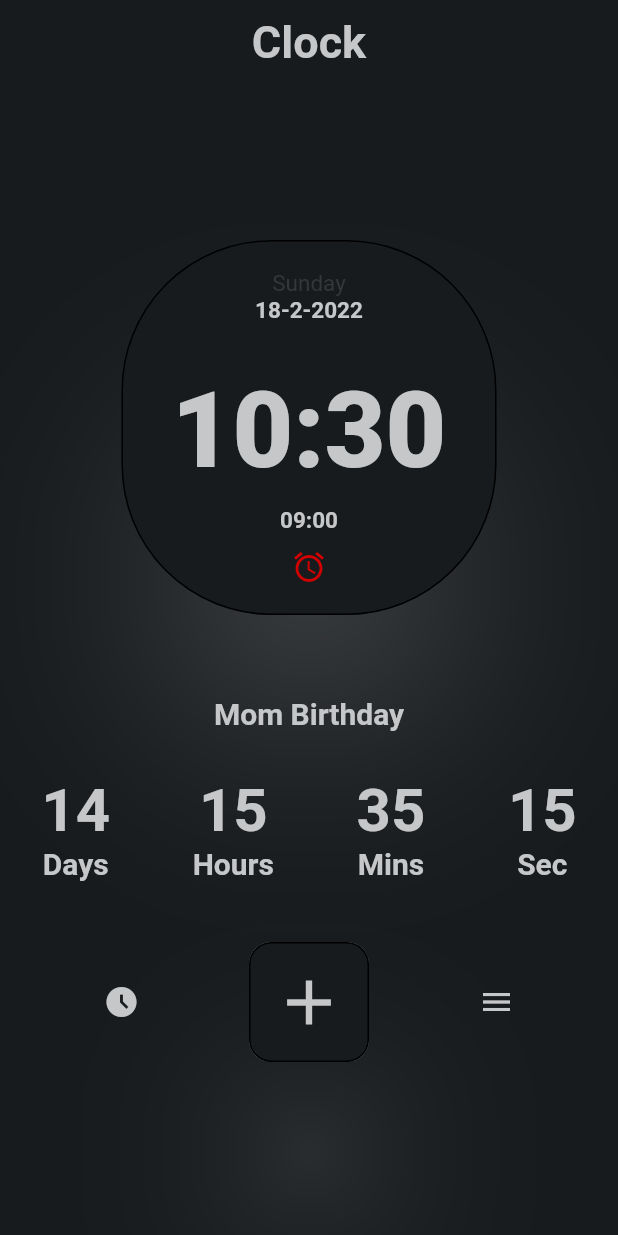
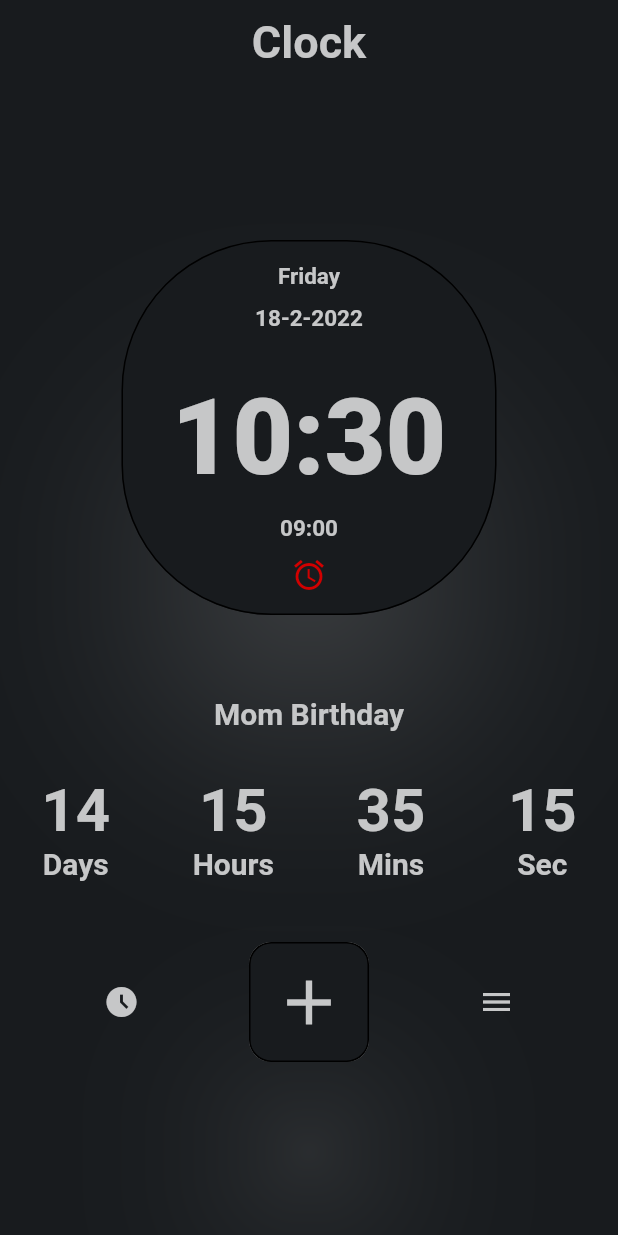
Before and after one commit to oqbahdx/alarm-and-timer-application, a Flutter app: the screen it shows after launch, on a phone screen of 412 x 824 dp. Run offline on Flutter 3.47's test engine with Material 2 defaults, Android fonts, the phone set to English and light mode, and no system bars; our stand-ins replace flutter_bloc, fluttertoast, sqflite; accounts and stored records are empty.

Commit message:
optimize the code

```diff
--- a/lib/screen/home.dart
+++ b/lib/screen/home.dart
@@ -24,6 +24,8 @@ class HomePage extends StatefulWidget {
 
 class _HomePageState extends State<HomePage> {
   DateTime now = DateTime.now();
+  var day;
+
   TextEditingController eventController = TextEditingController();
   final GlobalKey<ScaffoldState> _key = GlobalKey();
   bool _open = false;
@@ -31,9 +33,12 @@ class _HomePageState extends State<HomePage> {
   @override
   void initState() {
     super.initState();
+    day = DateFormat('EEEE').format(now);
     AppCubit.get(context).createDatabase();
-    AppCubit.get(context).timeString =  AppCubit.get(context).formatDateTime(DateTime.now());
-    Timer.periodic(const Duration(seconds: 1), (Timer t) =>  AppCubit.get(context).getTime());
+    AppCubit.get(context).timeString =
+        AppCubit.get(context).formatDateTime(DateTime.now());
+    Timer.periodic(const Duration(seconds: 1),
+        (Timer t) => AppCubit.get(context).getTime());
   }
 
   @override
@@ -69,6 +74,7 @@ class _HomePageState extends State<HomePage> {
                     height: 100,
                   ),
                   WatchContainer(
+                    dayText: day.toString(),
                     watchText: '${AppCubit.get(context).timeString}',
                     watchDate: '${now.day}-${now.month}-${now.year}',
                   ),
@@ -99,6 +105,7 @@ class _HomePageState extends State<HomePage> {
                           onTap: () {
                             Navigator.of(context).push(MaterialPageRoute(
                                 builder: (context) => const EventsPage()));
+                            bloc.getAllEvents();
                           },
                           child: Icon(
                             Icons.menu,
@@ -163,11 +170,10 @@ class _HomePageState extends State<HomePage> {
                               : Stack(
                                   children: [
                                     PickContainer(
-                                      text:
-                                          '${bloc.newDate?.day.toString()}'
+                                      text: '${bloc.newDate?.day.toString()}'
                                           '-${bloc.newDate?.month.toString()}'
                                           '-${bloc.newDate?.year.toString()}',
-                                      onTap: () { },
+                                      onTap: () {},
                                     ),
                                     DeleteIcon(
                                       onTap: () {
@@ -194,14 +200,31 @@ class _HomePageState extends State<HomePage> {
                   height: 0.0,
                 ),
           floatingActionButton: _open
+              ? bloc.newTime  == null
                   ? FloatingActionButton(
+                      backgroundColor: blackC,
                       onPressed: () {
-                    bloc.insetData(
+                        setState(() {
+                          _open = false;
+                        });
+                      },
+                      child: Icon(
+                        Icons.arrow_downward_sharp,
+                        size: 30,
+                        color: greyC,
+                      ),
+                    )
+                  : FloatingActionButton(
+                      onPressed: () {
+                        bloc
+                            .insetData(
                                 event: eventController.text.toString(),
-                        time: '${bloc.newTime?.format(context).toString()}',
+                                time:
+                                    '${bloc.newTime?.format(context).toString()}',
                                 date:
                                     '${bloc.newDate?.day}-${bloc.newDate?.month}-${bloc.newDate?.year}',
-                        status: true).then((value){
+                                status: true)
+                            .then((value) {
                           setState(() {
                             _open = false;
                             bloc.clearTime();
@@ -209,9 +232,7 @@ class _HomePageState extends State<HomePage> {
                             eventController.text = '';
                           });
                           AppCubit.get(context).getAllEvents();
-
                         });
-
                       },
                       backgroundColor: blackC,
                       child: Icon(
--- a/lib/widget/Containers_widget.dart
+++ b/lib/widget/Containers_widget.dart
@@ -57,9 +57,12 @@ class DeleteIcon extends StatelessWidget {
 }
 
 class WatchContainer extends StatelessWidget {
-  const WatchContainer({Key? key, required this.watchDate,required this.watchText}) : super(key: key);
+  const WatchContainer({Key? key,
+    required this.dayText,
+    required this.watchDate,required this.watchText}) : super(key: key);
   final String watchDate;
   final String watchText;
+  final String dayText;
   @override
   Widget build(BuildContext context) {
     return Card(
@@ -78,11 +81,14 @@ class WatchContainer extends StatelessWidget {
           child: Column(
             children: [
               const SizedBox(
-                height: 20,
+                height: 15,
               ),
               Text(
-                "Sunday",
-                style: TextStyle(fontSize: 15, color: darkGreyC),
+                dayText,
+                style: TextStyle(fontSize: 15, color: greyC,fontWeight: FontWeight.bold),
+              ),
+              const SizedBox(
+                height: 10,
               ),
               Text(
                 watchDate,
```
Also changed, not shown: lib/bloc/cubit.dart (+19 -13 lines), lib/screen/events_list.dart (+3 -8 lines), lib/widget/views.dart (+38 -13 lines), lib/model/events_model.dart (renamed from lib/events_model.dart). Lines whose indentation alone changed are shown as unchanged.
